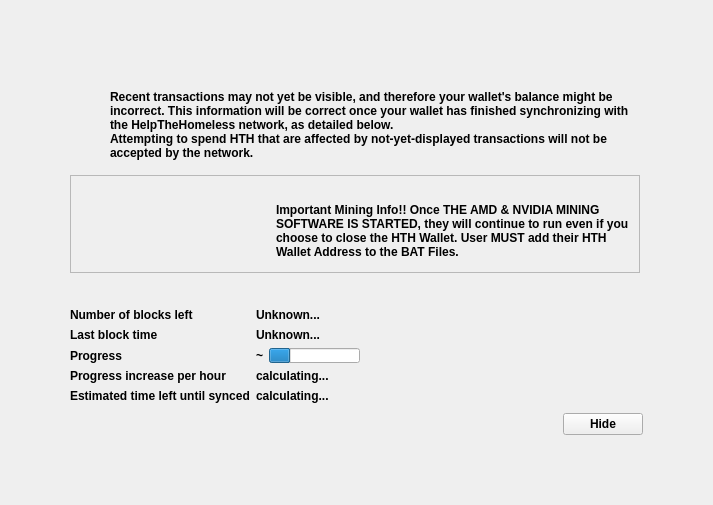
Before: the Qt Designer form src/qt/forms/modaloverlay.ui in HTHcoin/helpthehomelesscoin, drawn with Qt 5.
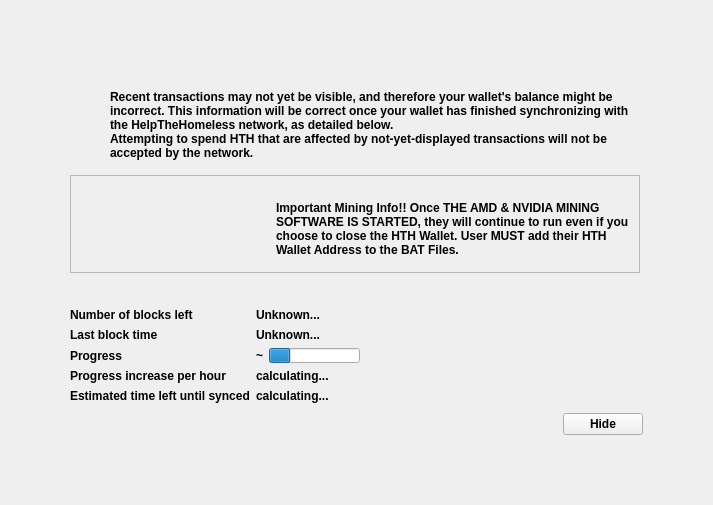
After: the same form once the commit is applied. Icons and pictures are not drawn. Custom widgets are drawn as their Qt base class.

Diff of the .ui file:
```diff
--- a/src/qt/forms/modaloverlay.ui
+++ b/src/qt/forms/modaloverlay.ui
@@ -203,7 +203,7 @@
               <x>0</x>
               <y>6</y>
               <width>571</width>
-              <height>81</height>
+              <height>85</height>
              </rect>
             </property>
             <layout class="QHBoxLayout" name="horizontalLayoutIconText_2" stretch="0,0,1">
@@ -291,6 +291,19 @@
                  </property>
                 </widget>
                </item>
+               <item>
+                <spacer name="verticalSpacer_3">
+                 <property name="orientation">
+                  <enum>Qt::Vertical</enum>
+                 </property>
+                 <property name="sizeHint" stdset="0">
+                  <size>
+                   <width>20</width>
+                   <height>40</height>
+                  </size>
+                 </property>
+                </spacer>
+               </item>
               </layout>
              </item>
             </layout>
```
